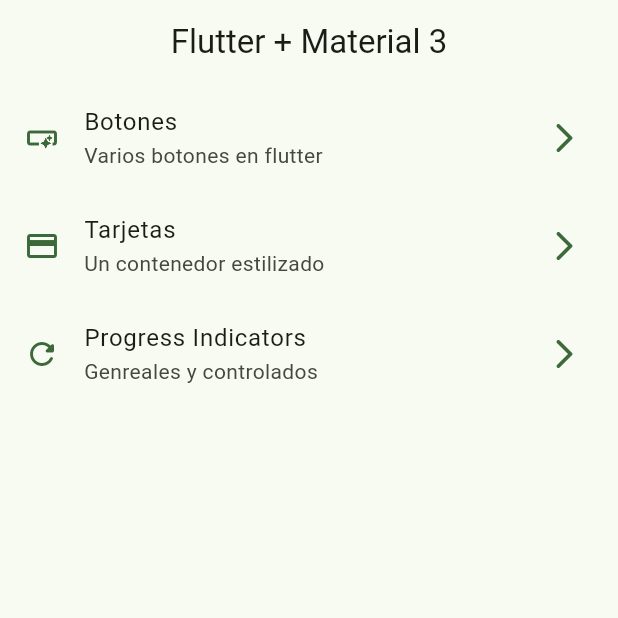
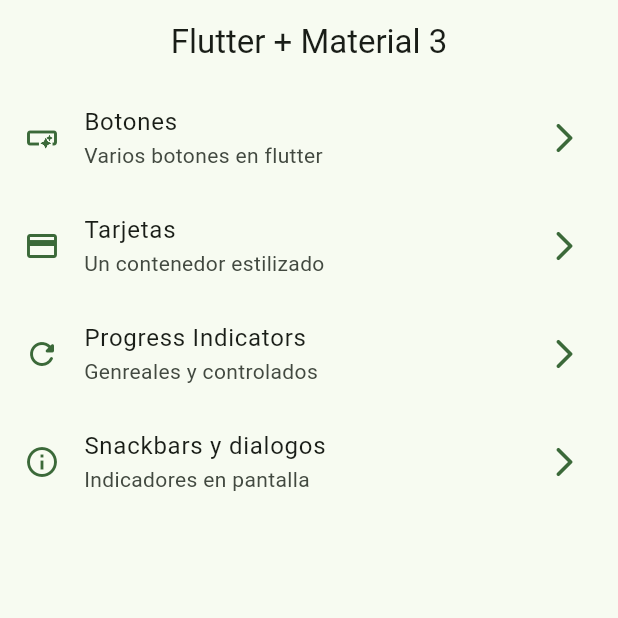
Before and after one commit to acensito/practicas_flutter, a Flutter app: the screen it shows after launch, on a phone screen of 412 x 824 dp, the top half of it. Run offline on Flutter 3.47's test engine with Material 3 defaults, Android fonts, the phone set to English and light mode, and no system bars; our stand-ins replace animate_do, dio, go_router, video_player.

Commit message:
snackbars

```diff
--- a/widgetsapp/lib/config/menu/menu_items.dart
+++ b/widgetsapp/lib/config/menu/menu_items.dart
@@ -30,4 +30,9 @@ const appMenuItems = <MenuItem>[
     title: 'Progress Indicators',
     subtitle: 'Genreales y controlados',
     link: '/progress'),
+  MenuItem(
+    icon: Icons.info_outline,
+    title: 'Snackbars y dialogos',
+    subtitle: 'Indicadores en pantalla',
+    link: '/snackbars',),
 ];
--- a/widgetsapp/lib/config/router/app_router.dart
+++ b/widgetsapp/lib/config/router/app_router.dart
@@ -25,5 +25,10 @@ final appRouter = GoRouter(
       path: '/progress',
       builder: (context, state) => ProgressScreen(),
     ),
+    GoRoute(
+      name: SnackbarScreen.routeName,
+      path: '/snackbars',
+      builder: (context, state) => SnackbarScreen(),
+    ),
   ],
 );
```
Also changed, not shown: widgetsapp/lib/views/screens/snackbar/snackbar_screen.dart (+22 -2 lines).
